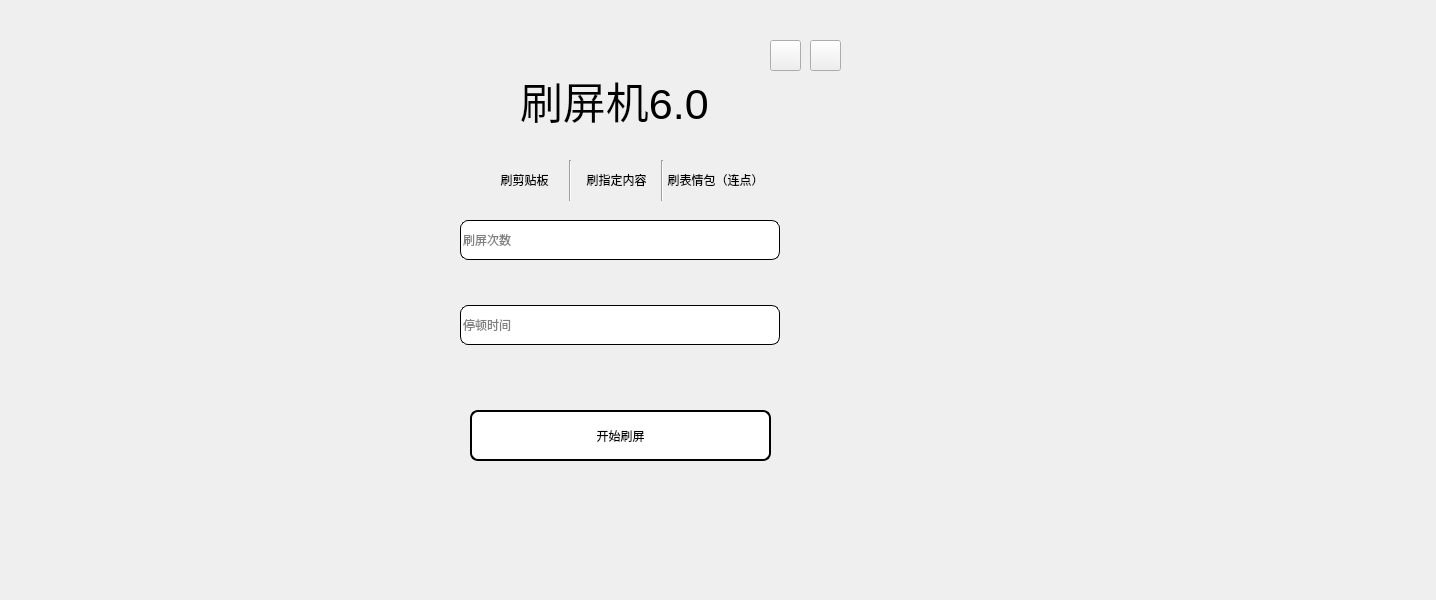
Before: the Qt Designer form need/MainUi.ui in HDILP/HDILP-tools, drawn with Qt 5.
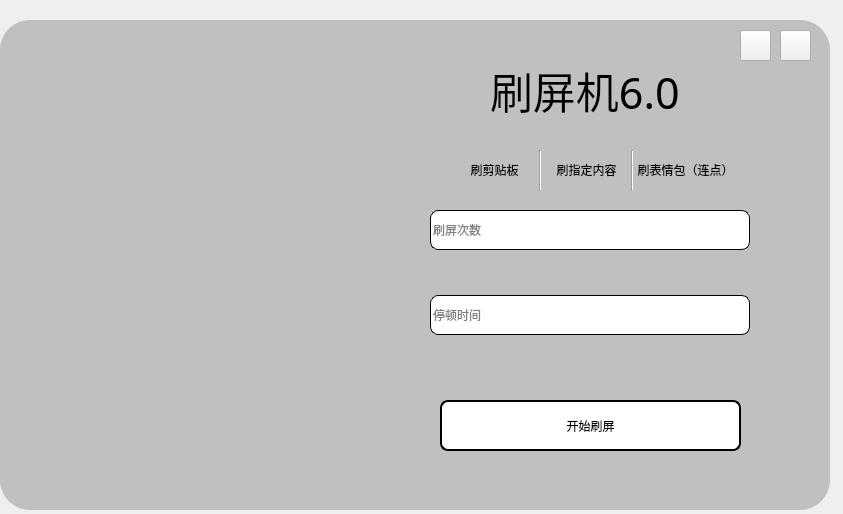
After: the same form once the commit is applied. Icons and pictures are not drawn.

Patch:
```diff
--- a/need/MainUi.ui
+++ b/need/MainUi.ui
@@ -6,8 +6,8 @@
    <rect>
     <x>0</x>
     <y>0</y>
-    <width>1436</width>
-    <height>600</height>
+    <width>843</width>
+    <height>514</height>
    </rect>
   </property>
   <property name="windowTitle">
@@ -17,8 +17,8 @@
    <widget class="QLabel" name="left">
     <property name="geometry">
      <rect>
-      <x>40</x>
-      <y>20</y>
+      <x>10</x>
+      <y>10</y>
       <width>340</width>
       <height>490</height>
      </rect>
@@ -35,12 +35,18 @@
    <widget class="QLabel" name="right">
     <property name="geometry">
      <rect>
-      <x>380</x>
-      <y>20</y>
-      <width>491</width>
-      <height>491</height>
+      <x>350</x>
+      <y>10</y>
+      <width>490</width>
+      <height>490</height>
      </rect>
     </property>
+    <property name="maximumSize">
+     <size>
+      <width>16777215</width>
+      <height>490</height>
+     </size>
+    </property>
     <property name="styleSheet">
      <string notr="true">border-image: url(:/resourse/resourse/right.jpg);
 border-top-right-radius:30px;
@@ -53,8 +59,8 @@
    <widget class="QWidget" name="widget" native="true">
     <property name="geometry">
      <rect>
-      <x>480</x>
-      <y>160</y>
+      <x>450</x>
+      <y>150</y>
       <width>284</width>
       <height>41</height>
      </rect>
@@ -127,14 +133,15 @@
    <widget class="QLabel" name="label">
     <property name="geometry">
      <rect>
-      <x>520</x>
-      <y>70</y>
+      <x>490</x>
+      <y>60</y>
       <width>211</width>
       <height>61</height>
      </rect>
     </property>
     <property name="font">
      <font>
+      <family>幼圆</family>
       <pointsize>32</pointsize>
      </font>
     </property>
@@ -145,8 +152,8 @@
    <widget class="QPushButton" name="close">
     <property name="geometry">
      <rect>
-      <x>810</x>
-      <y>40</y>
+      <x>780</x>
+      <y>30</y>
       <width>31</width>
       <height>31</height>
      </rect>
@@ -161,8 +168,8 @@
    <widget class="QPushButton" name="minsite">
     <property name="geometry">
      <rect>
-      <x>770</x>
-      <y>40</y>
+      <x>740</x>
+      <y>30</y>
       <width>31</width>
       <height>31</height>
      </rect>
@@ -177,8 +184,8 @@
    <widget class="QStackedWidget" name="stackedWidget">
     <property name="geometry">
      <rect>
-      <x>390</x>
-      <y>210</y>
+      <x>360</x>
+      <y>200</y>
       <width>471</width>
       <height>291</height>
      </rect>
@@ -405,6 +412,28 @@
      </widget>
     </widget>
    </widget>
+   <widget class="QLabel" name="label_2">
+    <property name="geometry">
+     <rect>
+      <x>0</x>
+      <y>20</y>
+      <width>830</width>
+      <height>490</height>
+     </rect>
+    </property>
+    <property name="styleSheet">
+     <string notr="true">background-color: rgba(0, 0, 0,50);
+
+border-top-left-radius:30px;
+border-bottom-left-radius:30px;
+border-top-right-radius:30px;
+border-bottom-right-radius:30px;</string>
+    </property>
+    <property name="text">
+     <string/>
+    </property>
+   </widget>
+   <zorder>label_2</zorder>
    <zorder>right</zorder>
    <zorder>left</zorder>
    <zorder>widget</zorder>
```
